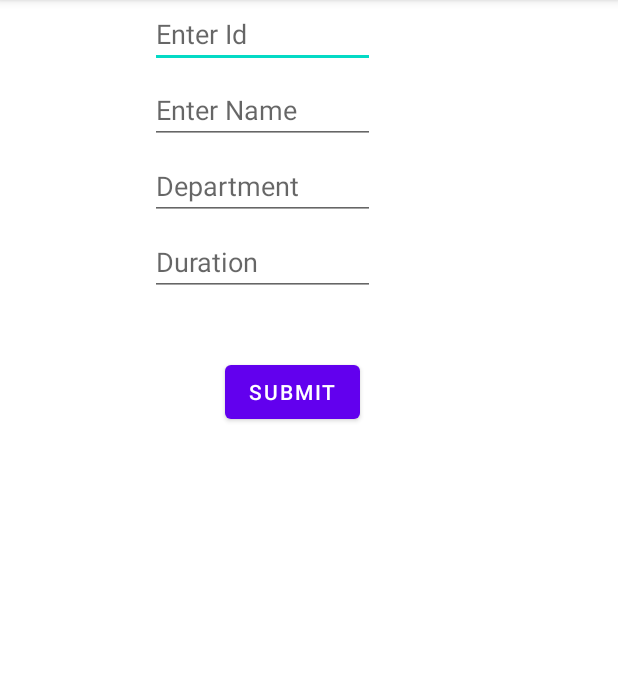
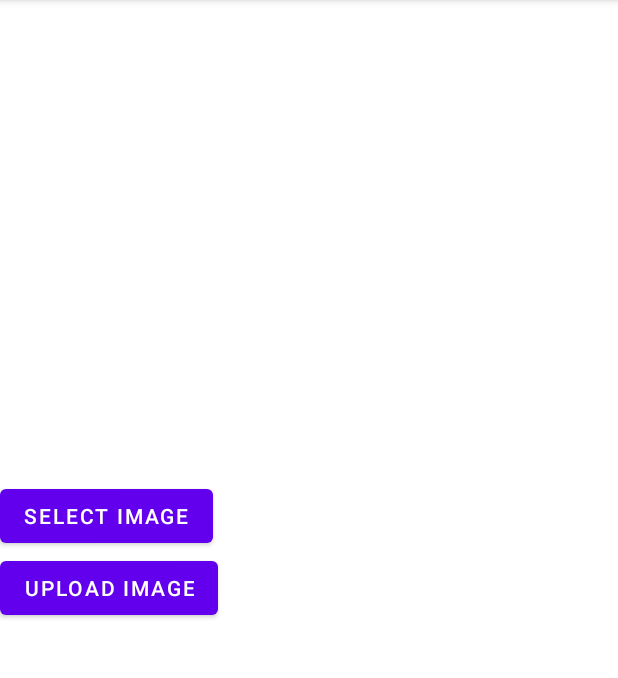
Before and after one commit to M-Ameen/Student_entryform_using_Firebase, an Android app: the screen it shows after launch (MainActivity), on a phone screen of 412 x 824 dp, the part 84-762 px from its top. Run offline under Robolectric (Android 15) with nearby library versions, the phone set to English and light mode, and no system bars; our stand-ins replace Firebase (no records; nobody signed in at launch, a user with empty details on screens opened directly); libraries missing offline, so code that uses them is left out: com.karumi.dexter.

Commit message:
Image uploaded to firebase

```diff
--- a/app/build.gradle
+++ b/app/build.gradle
@@ -35,6 +35,8 @@ dependencies {
     implementation 'com.google.android.material:material:1.4.0'
     implementation 'androidx.constraintlayout:constraintlayout:2.1.0'
     implementation 'com.google.firebase:firebase-database:19.7.0'
+    implementation 'com.google.firebase:firebase-storage:20.0.0'
+    implementation 'com.karumi:dexter:6.2.3'
     testImplementation 'junit:junit:4.+'
     androidTestImplementation 'androidx.test.ext:junit:1.1.3'
     androidTestImplementation 'androidx.test.espresso:espresso-core:3.4.0'
--- a/app/src/main/AndroidManifest.xml
+++ b/app/src/main/AndroidManifest.xml
@@ -1,7 +1,8 @@
 <?xml version="1.0" encoding="utf-8"?>
 <manifest xmlns:android="http://schemas.android.com/apk/res/android"
     package="com.example.firebase_practise">
-
+<uses-permission android:name="android.permission.INTERNET"/>
+    <uses-permission android:name="android.permission.READ_EXTERNAL_STORAGE"/>
     <application
         android:allowBackup="true"
         android:icon="@mipmap/ic_launcher"
--- a/app/src/main/java/com/example/firebase_practise/MainActivity.java
+++ b/app/src/main/java/com/example/firebase_practise/MainActivity.java
@@ -1,48 +1,163 @@
 package com.example.firebase_practise;
 
+import androidx.activity.result.ActivityResult;
+import androidx.activity.result.ActivityResultCallback;
+import androidx.activity.result.ActivityResultLauncher;
+import androidx.activity.result.contract.ActivityResultContracts;
+import androidx.annotation.NonNull;
 import androidx.appcompat.app.AppCompatActivity;
 
+import android.Manifest;
+import android.app.Activity;
+import android.app.ProgressDialog;
+import android.content.Intent;
+import android.graphics.Bitmap;
+import android.graphics.BitmapFactory;
+import android.net.Uri;
 import android.os.Bundle;
+import android.view.InputDevice;
 import android.view.View;
+import android.widget.Button;
 import android.widget.EditText;
+import android.widget.ImageView;
 import android.widget.Toast;
 
+import com.google.android.gms.tasks.OnSuccessListener;
 import com.google.firebase.database.DatabaseReference;
 import com.google.firebase.database.FirebaseDatabase;
+import com.google.firebase.storage.FirebaseStorage;
+import com.google.firebase.storage.OnProgressListener;
+import com.google.firebase.storage.StorageReference;
+import com.google.firebase.storage.UploadTask;
+import com.karumi.dexter.Dexter;
+import com.karumi.dexter.PermissionToken;
+import com.karumi.dexter.listener.PermissionDeniedResponse;
+import com.karumi.dexter.listener.PermissionGrantedResponse;
+import com.karumi.dexter.listener.PermissionRequest;
+import com.karumi.dexter.listener.single.PermissionListener;
+
+import java.io.FileNotFoundException;
+import java.io.InputStream;
 
 public class MainActivity extends AppCompatActivity {
+//    EditText name,department,duration,id;
 
-    EditText name,department,duration,id;
+
+    ImageView placeimg;
+    Button browse,upload;
+    Uri imageuri;
+    Bitmap bitmap;
+
     @Override
     protected void onCreate(Bundle savedInstanceState) {
         super.onCreate(savedInstanceState);
         setContentView(R.layout.activity_main);
 
-        name=findViewById(R.id.name);
-        department=findViewById(R.id.department);
-        duration=findViewById(R.id.duration);
-        id=findViewById(R.id.id);
+        placeimg=findViewById(R.id.placeimage);
+        browse=findViewById(R.id.browse);
+        upload=findViewById(R.id.upload);
+
+        ActivityResultLauncher<String> mGetContent = registerForActivityResult(new ActivityResultContracts.GetContent(),
+                new ActivityResultCallback<Uri>() {
+                    @Override
+                    public void onActivityResult(Uri uri) { {
+                        try {
+                            imageuri=uri;
+                            InputStream inputStream=getContentResolver().openInputStream(imageuri);
+                            bitmap= BitmapFactory.decodeStream(inputStream);
+                            placeimg.setImageBitmap(bitmap);
+                        }catch (Exception ex){
+
+                        }
+                    }
+                    }
+                });
+
+        browse.setOnClickListener(new View.OnClickListener() {
+            @Override
+            public void onClick(View v) {
+                Dexter.withContext(MainActivity.this)
+                        .withPermission(Manifest.permission.READ_EXTERNAL_STORAGE)
+                        .withListener(new PermissionListener() {
+                                          @Override
+                                          public void onPermissionGranted(PermissionGrantedResponse permissionGrantedResponse) {
+                                              mGetContent.launch("image/*");
+                                          }
+
+                                          @Override
+                                          public void onPermissionDenied(PermissionDeniedResponse permissionDeniedResponse) {
+
+                                          }
+
+                                          @Override
+                                          public void onPermissionRationaleShouldBeShown(PermissionRequest permissionRequest, PermissionToken permissionToken) {
+                                                permissionToken.continuePermissionRequest();
+                                          }
+                                      }
+                        ).check();
+            }
+        });
+
+            upload.setOnClickListener(new View.OnClickListener() {
+                @Override
+                public void onClick(View v) {
+                    uploadtofirebase();
+                }
+            });
 
 
 
+
+
+
+//        name=findViewById(R.id.name);
+//        department=findViewById(R.id.department);
+//        duration=findViewById(R.id.duration);
+//        id=findViewById(R.id.id);
     }
 
-    public void buttonclicked(View view) {
-        String variable_name=name.getText().toString().trim();
-        String variable_department=department.getText().toString().trim();
-        String variable_duration=duration.getText().toString().trim();
-        String variable_id=id.getText().toString().trim();
+    private void uploadtofirebase() {
+        ProgressDialog dialog=new ProgressDialog(this);
+        dialog.setTitle("Image Uploader");
+        dialog.show();
+        FirebaseStorage firebaseStorage=FirebaseStorage.getInstance();
+        StorageReference uploader=firebaseStorage.getReference().child("image1");
+        uploader.putFile(imageuri)
+                .addOnSuccessListener(new OnSuccessListener<UploadTask.TaskSnapshot>() {
+                    @Override
+                    public void onSuccess(UploadTask.TaskSnapshot taskSnapshot) {
+                        dialog.dismiss();
+                        Toast.makeText(MainActivity.this, "File Uploaded", Toast.LENGTH_SHORT).show();
 
-        firebasedbhandler obj=new firebasedbhandler(variable_name,variable_department,variable_duration);
-        FirebaseDatabase db=FirebaseDatabase.getInstance();
-        DatabaseReference node=db.getReference("Student");
-        node.child(variable_id).setValue(obj);
-
-        name.setText("");
-        department.setText("");
-        duration.setText("");
-        id.setText("");
-        Toast.makeText(this, "Record Inserted: ", Toast.LENGTH_SHORT).show();
+                    }
+                })
+                .addOnProgressListener(new OnProgressListener<UploadTask.TaskSnapshot>() {
+                    @Override
+                    public void onProgress(@NonNull UploadTask.TaskSnapshot snapshot) {
+                        float percent=(100*snapshot.getBytesTransferred())/snapshot.getTotalByteCount();
+                        dialog.setMessage("Uploaded "+(int)percent+"%");
+                    }
+                });
 
     }
+
+
+//    public void buttonclicked(View view) {
+//        String variable_name=name.getText().toString().trim();
+//        String variable_department=department.getText().toString().trim();
+//        String variable_duration=duration.getText().toString().trim();
+//        String variable_id=id.getText().toString().trim();
+//
+//        firebasedbhandler obj=new firebasedbhandler(variable_name,variable_department,variable_duration);
+//        FirebaseDatabase db=FirebaseDatabase.getInstance();
+//        DatabaseReference node=db.getReference("Student");
+//        node.child(variable_id).setValue(obj);
+//
+//        name.setText("");
+//        department.setText("");
+//        duration.setText("");
+//        id.setText("");
+//        Toast.makeText(this, "Record Inserted: ", Toast.LENGTH_SHORT).show();
+//
+//    }
 }
--- a/app/src/main/res/layout/activity_main.xml
+++ b/app/src/main/res/layout/activity_main.xml
@@ -8,46 +8,65 @@
     tools:context=".MainActivity">
 
 
-    <EditText
-        android:id="@+id/id"
-        android:layout_width="150dp"
+<!--    for student form-->
+<!--    <EditText-->
+<!--        android:id="@+id/id"-->
+<!--        android:layout_width="150dp"-->
+<!--        android:layout_height="wrap_content"-->
+<!--        android:layout_marginLeft="100dp"-->
+<!--        android:hint="Enter Id" />-->
+<!--    <EditText-->
+<!--        android:id="@+id/name"-->
+<!--        android:layout_width="150dp"-->
+<!--        android:layout_height="wrap_content"-->
+<!--        android:layout_marginLeft="100dp"-->
+<!--        android:hint="Enter Name"-->
+<!--        android:layout_marginTop="5dp"/>-->
+<!--    <EditText-->
+<!--        android:id="@+id/department"-->
+<!--        android:layout_width="150dp"-->
+<!--        android:layout_height="wrap_content"-->
+<!--        android:layout_marginTop="5dp"-->
+<!--        android:layout_marginLeft="100dp"-->
+<!--        android:hint="Department"-->
+<!--        />-->
+<!--    <EditText-->
+<!--        android:id="@+id/duration"-->
+<!--        android:layout_width="150dp"-->
+<!--        android:layout_height="wrap_content"-->
+<!--        android:layout_marginLeft="100dp"-->
+<!--        android:layout_marginTop="5dp"-->
+<!--        android:hint="Duration"-->
+<!--        />-->
+<!--    <Button-->
+<!--        android:id="@+id/button"-->
+<!--        android:layout_width="wrap_content"-->
+<!--        android:layout_height="wrap_content"-->
+<!--        android:layout_marginLeft="150dp"-->
+<!--        android:layout_marginTop="40dp"-->
+<!--        android:onClick="buttonclicked"-->
+<!--        android:text="Submit" />-->
+
+<!--    for image upload-->
+
+    <ImageView
+        android:id="@+id/placeimage"
+        android:layout_width="300dp"
+        android:layout_height="300dp"
+        android:layout_marginLeft="40dp"
+        android:layout_marginTop="20dp"
+        />
+    <Button
+        android:id="@+id/browse"
+        android:layout_width="wrap_content"
         android:layout_height="wrap_content"
-        android:layout_marginLeft="100dp"
-        android:hint="Enter Id" />
-
-    <EditText
-        android:id="@+id/name"
-        android:layout_width="150dp"
+        android:text="Select image"
+        />
+    <Button
+        android:id="@+id/upload"
+        android:layout_width="wrap_content"
         android:layout_height="wrap_content"
-        android:layout_marginLeft="100dp"
-        android:hint="Enter Name"
-        android:layout_marginTop="5dp"/>
-
-    <EditText
-        android:id="@+id/department"
-        android:layout_width="150dp"
-        android:layout_height="wrap_content"
-        android:layout_marginTop="5dp"
-        android:layout_marginLeft="100dp"
-        android:hint="Department"
-        />
-    <EditText
-        android:id="@+id/duration"
-        android:layout_width="150dp"
-        android:layout_height="wrap_content"
-        android:layout_marginLeft="100dp"
-        android:layout_marginTop="5dp"
-        android:hint="Duration"
-
+        android:text="Upload image"
         />
 
-    <Button
-        android:id="@+id/button"
-        android:layout_width="wrap_content"
-        android:layout_height="wrap_content"
-        android:layout_marginLeft="150dp"
-        android:layout_marginTop="40dp"
-        android:onClick="buttonclicked"
-        android:text="Submit" />
-
 </LinearLayout>
--- a/build.gradle
+++ b/build.gradle
@@ -6,7 +6,7 @@ buildscript {
     }
     dependencies {
         classpath "com.android.tools.build:gradle:4.1.2"
-        classpath 'com.google.gms:google-services:4.3.5'
+        classpath 'com.google.gms:google-services:4.3.10'
 
         // NOTE: Do not place your application dependencies here; they belong
         // in the individual module build.gradle files
```
